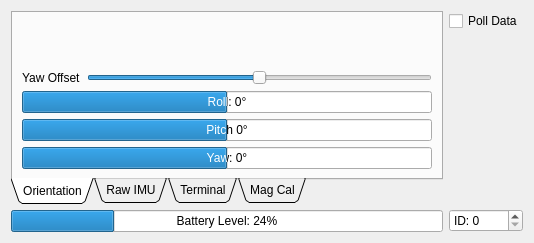
Qt form Linux/RC_Car_Tool/carinterface.ui (vedderb/rise_sdvp) before a commit.
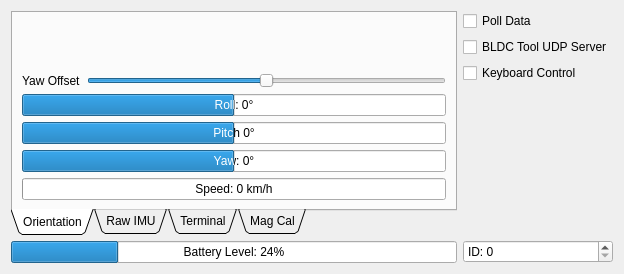
The same form after that commit. Custom widgets are drawn as their Qt base class.

Patch:
```diff
--- a/Linux/RC_Car_Tool/carinterface.ui
+++ b/Linux/RC_Car_Tool/carinterface.ui
@@ -6,8 +6,8 @@
    <rect>
     <x>0</x>
     <y>0</y>
-    <width>534</width>
-    <height>243</height>
+    <width>624</width>
+    <height>274</height>
    </rect>
   </property>
   <property name="windowTitle">
@@ -117,6 +117,19 @@
            </property>
           </widget>
          </item>
+         <item>
+          <widget class="QProgressBar" name="speedBar">
+           <property name="maximum">
+            <number>120</number>
+           </property>
+           <property name="value">
+            <number>0</number>
+           </property>
+           <property name="format">
+            <string>Speed: %v km/h</string>
+           </property>
+          </widget>
+         </item>
         </layout>
        </widget>
        <widget class="QWidget" name="tab_2">
@@ -261,6 +274,20 @@
        </property>
       </widget>
      </item>
+     <item>
+      <widget class="QCheckBox" name="bldcToolUdpBox">
+       <property name="text">
+        <string>BLDC Tool UDP Server</string>
+       </property>
+      </widget>
+     </item>
+     <item>
+      <widget class="QCheckBox" name="keyboardControlBox">
+       <property name="text">
+        <string>Keyboard Control</string>
+       </property>
+      </widget>
+     </item>
      <item>
       <spacer name="verticalSpacer">
        <property name="orientation">
```
